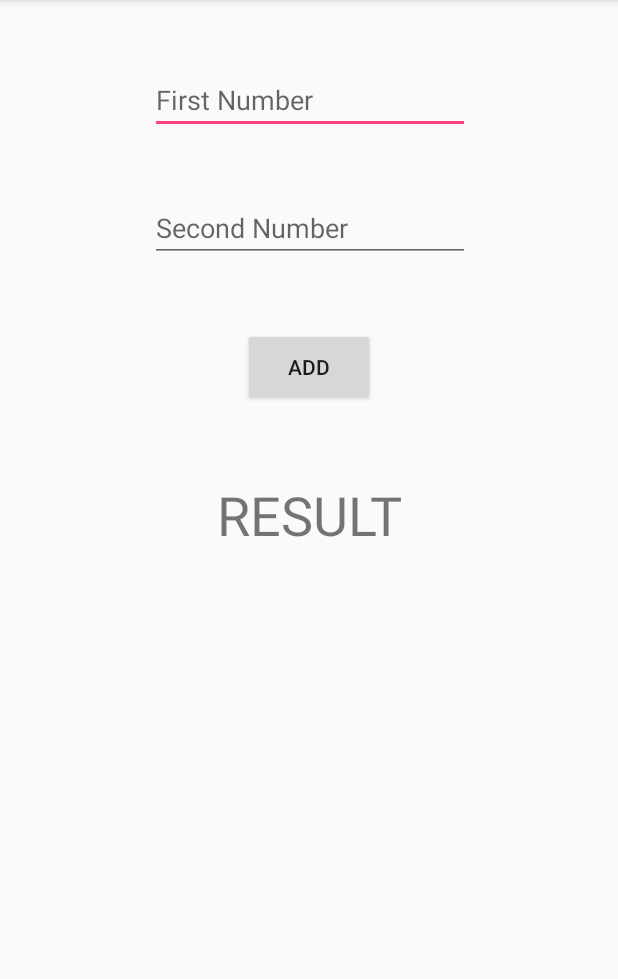
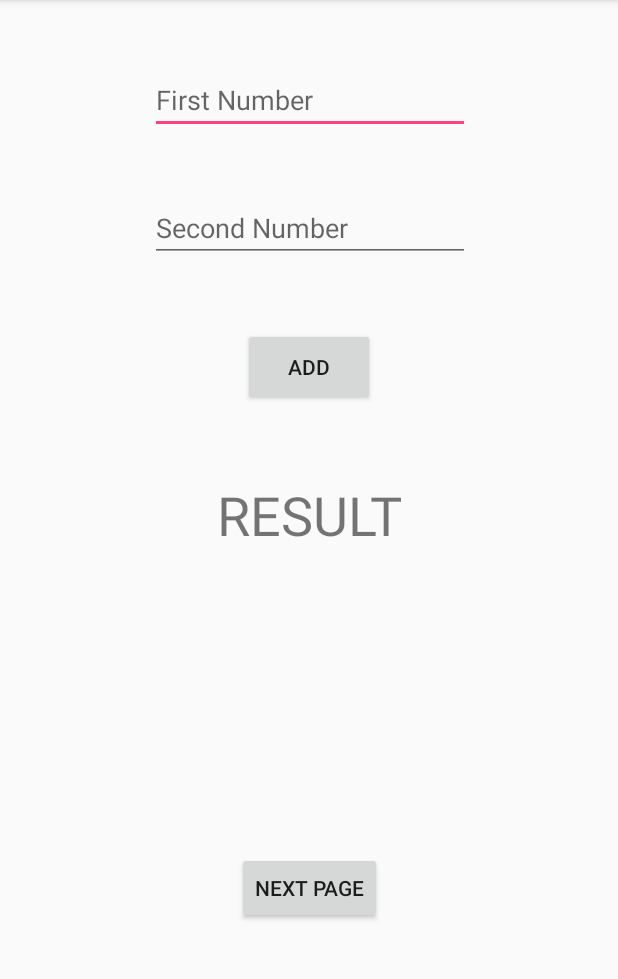
Before and after one commit to isaaclian11/silverscreen, an Android app: the screen it shows after launch (MainActivity), on a phone screen of 412 x 824 dp, the part 84-1063 px from its top. Run offline under Robolectric (Android 15) with nearby library versions, the phone set to English and light mode, and no system bars.

Commit message:
New Activity

```diff
--- a/Experiments/Isaac_Sanga/app/src/main/AndroidManifest.xml
+++ b/Experiments/Isaac_Sanga/app/src/main/AndroidManifest.xml
@@ -16,6 +16,7 @@
                 <category android:name="android.intent.category.LAUNCHER" />
             </intent-filter>
         </activity>
+        <activity android:name=".Main2Activity"></activity>
     </application>
 
 </manifest>
--- a/Experiments/Isaac_Sanga/app/src/main/java/com/example/isaacsanga/demo1/MainActivity.java
+++ b/Experiments/Isaac_Sanga/app/src/main/java/com/example/isaacsanga/demo1/MainActivity.java
@@ -1,5 +1,6 @@
 package com.example.isaacsanga.demo1;
 
+import android.content.Intent;
 import android.support.v7.app.AppCompatActivity;
 import android.os.Bundle;
 import android.view.View;
@@ -27,5 +28,13 @@ public class MainActivity extends AppCompatActivity {
                 result.setText(sum + "");
             }
         });
+        Button nextPageBtn = findViewById(R.id.nextPageBtn);
+        nextPageBtn.setOnClickListener(new View.OnClickListener() {
+            @Override
+            public void onClick(View v) {
+                startActivity(new Intent(MainActivity.this, Main2Activity.class));
+
+            }
+        });
     }
 }
--- a/Experiments/Isaac_Sanga/app/src/main/res/layout/activity_main.xml
+++ b/Experiments/Isaac_Sanga/app/src/main/res/layout/activity_main.xml
@@ -60,4 +60,18 @@
         app:layout_constraintEnd_toEndOf="parent"
         app:layout_constraintStart_toStartOf="parent"
         app:layout_constraintTop_toBottomOf="@+id/addBtn" />
+
+    <Button
+        android:id="@+id/nextPageBtn"
+        android:layout_width="wrap_content"
+        android:layout_height="wrap_content"
+        android:layout_marginBottom="8dp"
+        android:layout_marginEnd="8dp"
+        android:layout_marginStart="8dp"
+        android:layout_marginTop="56dp"
+        android:text="Next Page"
+        app:layout_constraintBottom_toBottomOf="parent"
+        app:layout_constraintEnd_toEndOf="parent"
+        app:layout_constraintStart_toStartOf="parent"
+        app:layout_constraintTop_toBottomOf="@+id/resultTextView" />
 </android.support.constraint.ConstraintLayout>
```
Also changed, not shown: Experiments/Isaac_Sanga/app/src/main/java/com/example/isaacsanga/demo1/Main2Activity.java (added, +13 -0 lines), Experiments/Isaac_Sanga/app/src/main/res/layout/activity_main2.xml (added, +9 -0 lines).
